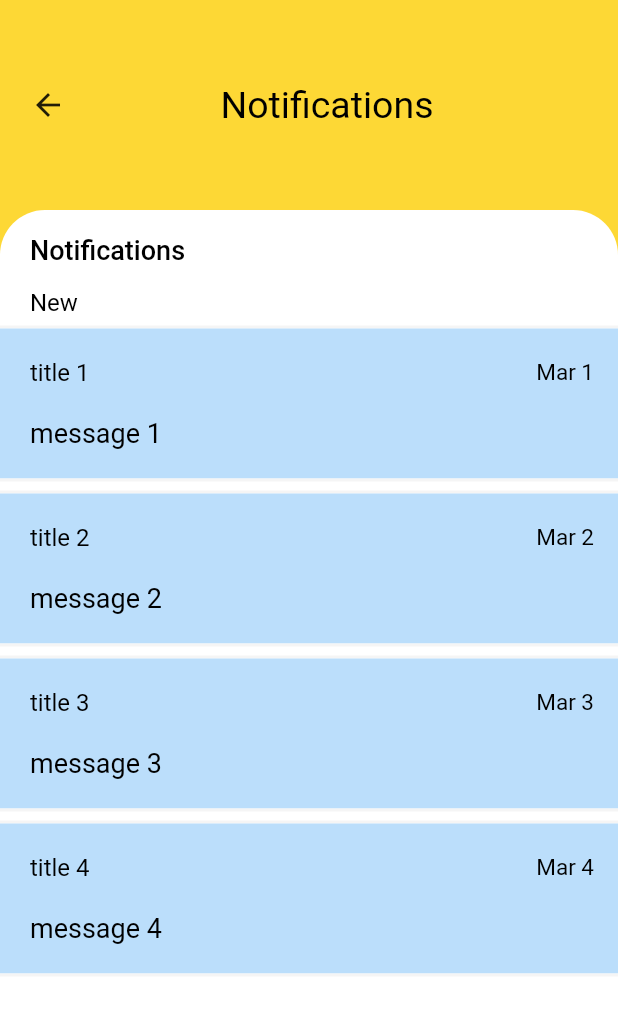
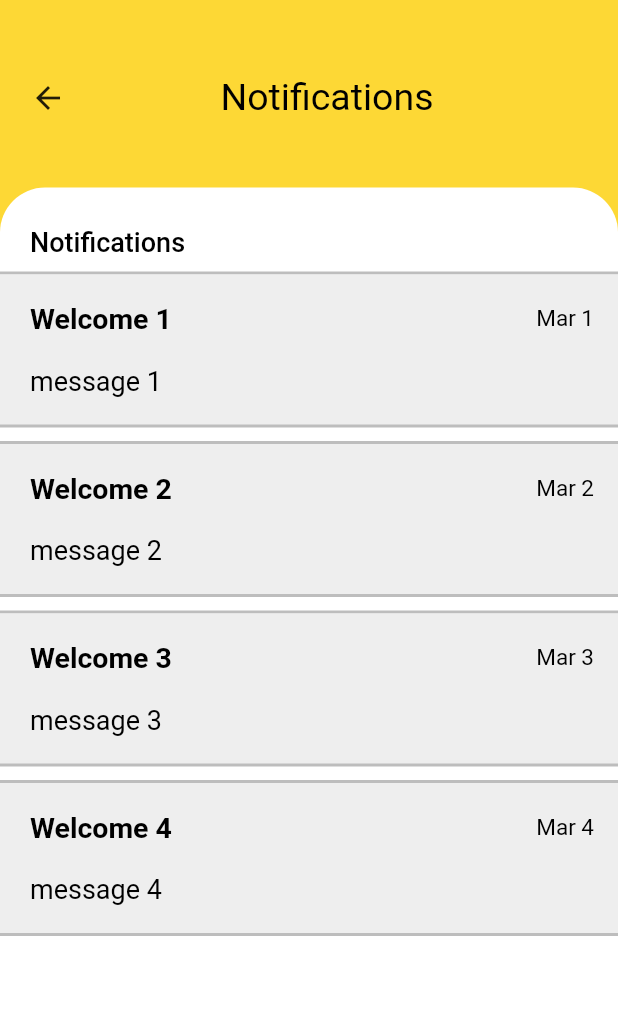
Before and after one commit to Ellora-Systems/K-Change-Notification, a Flutter app: the screen it shows after launch, on a phone screen of 412 x 824 dp. Shown: the top 1013 px of the screen. Run offline on Flutter 3.47's test engine with Material 2 defaults, Android fonts, the light colour scheme and no system bars.

Commit message:
UI Updated

```diff
--- a/lib/main.dart
+++ b/lib/main.dart
@@ -23,6 +23,7 @@ class NotificationModel {
 
 class NotificationPage extends StatefulWidget {
   List<NotificationModel> noticationModel = getListModel();
+  bool isNew = false;
 
   @override
   State<StatefulWidget> createState() {
@@ -32,14 +33,24 @@ class NotificationPage extends StatefulWidget {
 
 List<NotificationModel> getListModel() {
   return [
-    NotificationModel("title 1", "Mar 1", "message 1"),
-    NotificationModel("title 2", "Mar 2", "message 2"),
-    NotificationModel("title 3", "Mar 3", "message 3"),
-    NotificationModel("title 4", "Mar 4", "message 4")
+    NotificationModel("Welcome 1", "Mar 1", "message 1"),
+    NotificationModel("Welcome 2", "Mar 2", "message 2"),
+    NotificationModel("Welcome 3", "Mar 3", "message 3"),
+    NotificationModel("Welcome 4", "Mar 4", "message 4")
   ];
 }
 
 class NotificationState extends State<NotificationPage> {
+  void newShown(bool isWew) {
+    setState(() {
+      if (widget.isNew) {
+        widget.isNew = false;
+      } else {
+        widget.isNew = true;
+      }
+    });
+  }
+
   @override
   Widget build(BuildContext context) {
     return Scaffold(
@@ -49,9 +60,9 @@ class NotificationState extends State<NotificationPage> {
           mainAxisSize: MainAxisSize.max,
           children: <Widget>[
             Container(
-              height: 100.0,
+              height: 80.0,
               margin: EdgeInsets.only(
-                top: 20,
+                top: 25,
                 left: 20,
                 right: 20,
               ),
@@ -95,10 +106,14 @@ class NotificationState extends State<NotificationPage> {
                 child: Column(
                   mainAxisSize: MainAxisSize.min,
                   children: <Widget>[
-                    Container(
+                    InkWell(
+                        onTap: () {
+                          newShown(widget.isNew);
+                        },
+                        child: Container(
                           alignment: AlignmentDirectional.topStart,
                           margin: EdgeInsets.only(
-                        top: 16,
+                            top: 26,
                             left: 20,
                             right: 16,
                           ),
@@ -109,8 +124,9 @@ class NotificationState extends State<NotificationPage> {
                                 fontSize: 18,
                                 fontWeight: FontWeight.w500),
                           ),
-                    ),
-                    Container(
+                        )),
+                    widget.isNew
+                        ? Container(
                             alignment: AlignmentDirectional.topStart,
                             margin: EdgeInsets.only(
                               top: 15,
@@ -124,7 +140,8 @@ class NotificationState extends State<NotificationPage> {
                                 fontSize: 16,
                               ),
                             ),
-                    ),
+                          )
+                        : Container(),
                     Container(
                       height: MediaQuery.of(context).size.height * 0.6,
                       child: ListView.builder(
@@ -149,13 +166,13 @@ Widget listItem(NotificationModel model) {
   return Column(
     children: <Widget>[
       Container(
-        margin: EdgeInsets.only(top: 6),
+        margin: EdgeInsets.only(top: 9),
         height: 2,
-        color: Colors.grey[100],
+        color: Colors.black26,
       ),
       Container(
         height: 100,
-        color: Colors.blue[100],
+        color: Colors.grey[200],
         alignment: AlignmentDirectional.centerStart,
         child: Column(
           mainAxisSize: MainAxisSize.min,
@@ -165,10 +182,11 @@ Widget listItem(NotificationModel model) {
               children: <Widget>[
                 Container(
                   margin: EdgeInsets.only(left: 20),
-                  child: Text(
-                    model.title,
-                    style: TextStyle(color: Colors.black, fontSize: 16),
-                  ),
+                  child: Text(model.title,
+                      style: TextStyle(
+                          color: Colors.black,
+                          fontSize: 19,
+                          fontWeight: FontWeight.bold)),
                 ),
                 Expanded(
                   child: Container(
@@ -202,7 +220,7 @@ Widget listItem(NotificationModel model) {
       ),
       Container(
         height: 2,
-        color: Colors.grey[100],
+        color: Colors.black26,
       )
     ],
   );
```
Lines whose indentation alone changed are shown as unchanged.
